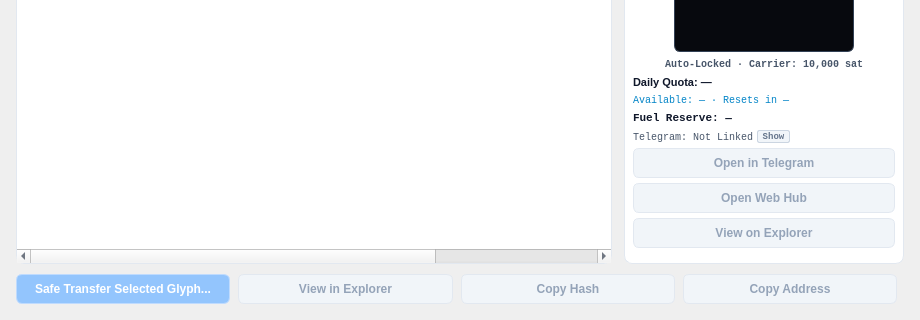
Qt form src/qt/forms/glyphspage.ui (quavence/quavence-node) before a commit; both pictures show x 0 to 920 and y 326 to 646 of the 920 by 646 pixel window.
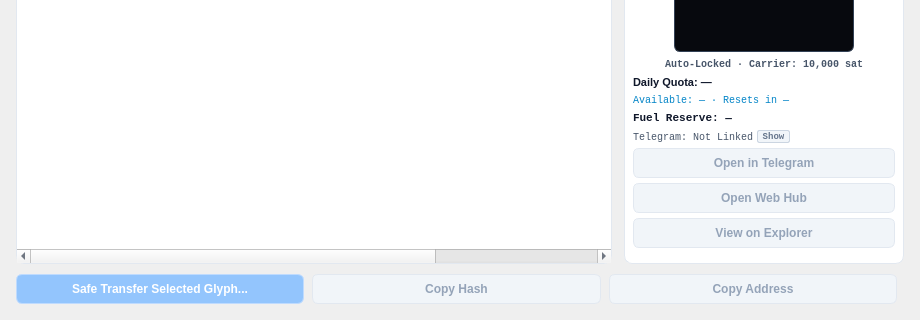
The same form after that commit. The open tabs and pages were chosen to show the change.

Commit message: fix(qt): remove redundant explorer button on glyphs page

Diff of the .ui file:
```diff
--- a/src/qt/forms/glyphspage.ui
+++ b/src/qt/forms/glyphspage.ui
@@ -709,16 +709,6 @@
            </property>
           </widget>
          </item>
-         <item>
-          <widget class="QPushButton" name="btnExplorerRow">
-           <property name="enabled">
-            <bool>false</bool>
-           </property>
-           <property name="text">
-            <string>View in Explorer</string>
-           </property>
-          </widget>
-         </item>
          <item>
           <widget class="QPushButton" name="btnCopyHash">
            <property name="enabled">
```
The commit also changes 1 other file.
